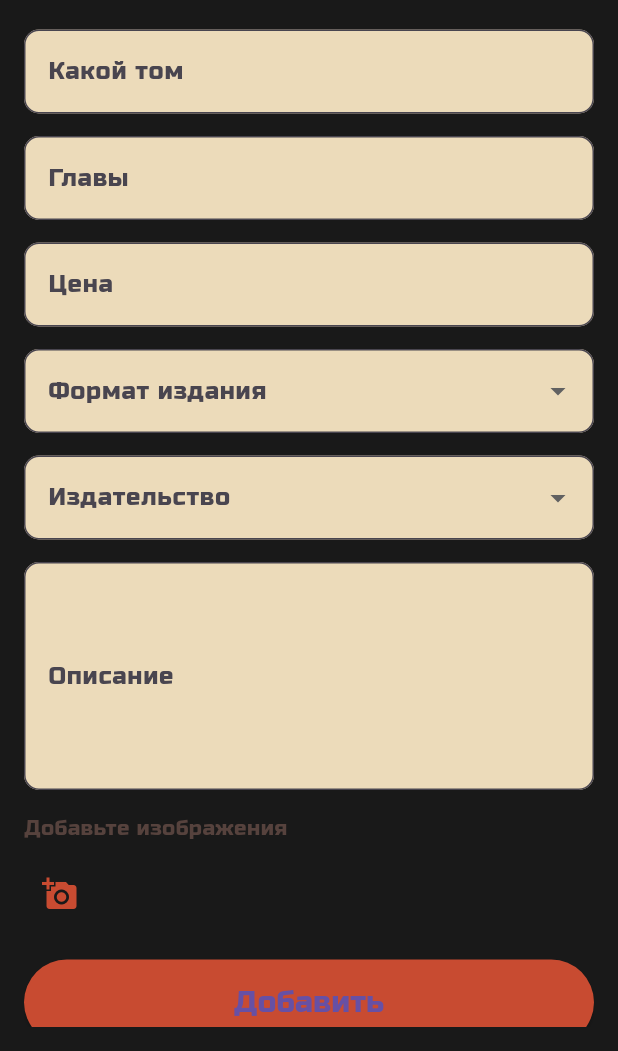
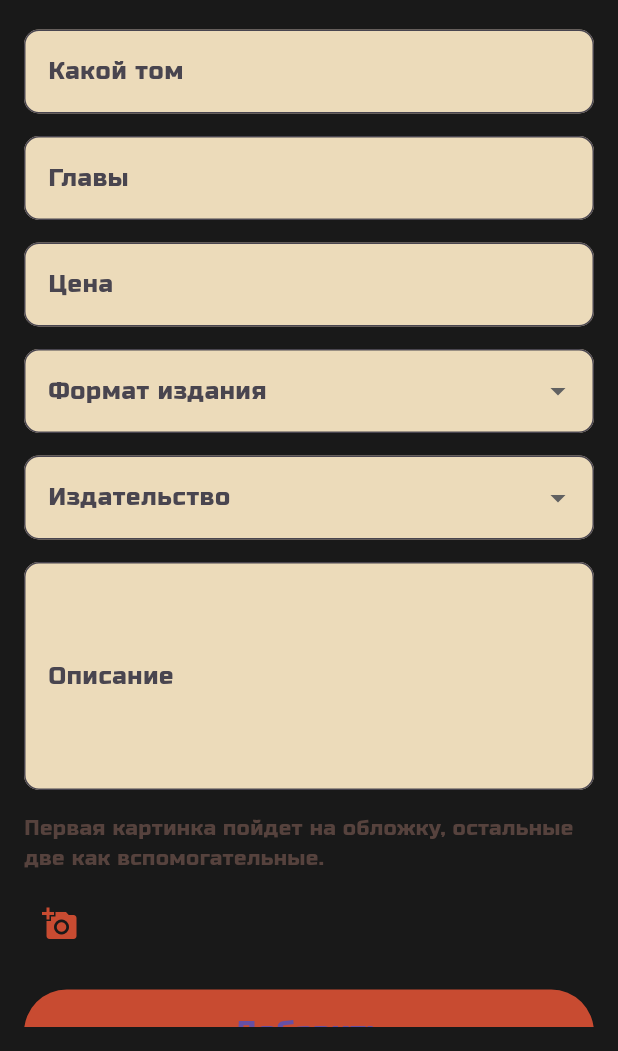
Before and after one commit to MaryPrety/PR9, a Flutter app: the screen it shows after launch, after a tap on the "add" icon, on a phone screen of 412 x 824 dp, the part 185-1236 px from its top. Run offline on Flutter 3.47's test engine with Material 3 defaults, Android fonts, the phone set to English and light mode, and no system bars; our stand-ins replace dio, flutter_slidable; network calls fail.

Commit message:
Update upload_new_volume_page.dart

```diff
--- a/lib/pages/upload_new_volume_page.dart
+++ b/lib/pages/upload_new_volume_page.dart
@@ -251,18 +251,40 @@ class _UploadNewVolumePageState extends State<UploadNewVolumePage> {
     return Column(
       crossAxisAlignment: CrossAxisAlignment.start,
       children: [
-        const Text("Добавьте изображения", style: TextStyle(color: textColor)),
+        const Text(
+          "Первая картинка пойдет на обложку, остальные две как вспомогательные.",
+          style: TextStyle(color: textColor),
+        ),
         const SizedBox(height: 10),
         Row(
           children: [
             for (int i = 0; i < _imageLinks.length; i++) ...[
               Padding(
                 padding: const EdgeInsets.only(right: 8.0),
-                child: Image.network(
-                  _imageLinks[i],
-                  height: 50,
-                  width: 50,
-                  fit: BoxFit.cover,
+                child: Stack(
+                  children: [
+                    Image.network(
+                      _imageLinks[i],
+                      height: 50,
+                      width: 50,
+                      fit: BoxFit.cover,
+                    ),
+                    Positioned.fill(
+                      child: Material(
+                        color: Colors.transparent,
+                        child: InkWell(
+                          onTap: () {
+                            setState(() {
+                              _imageLinks.removeAt(i);
+                            });
+                          },
+                          child: const Center(
+                            child: Icon(Icons.close, color: Colors.white),
+                          ),
+                        ),
+                      ),
+                    ),
+                  ],
                 ),
               ),
             ],
```
